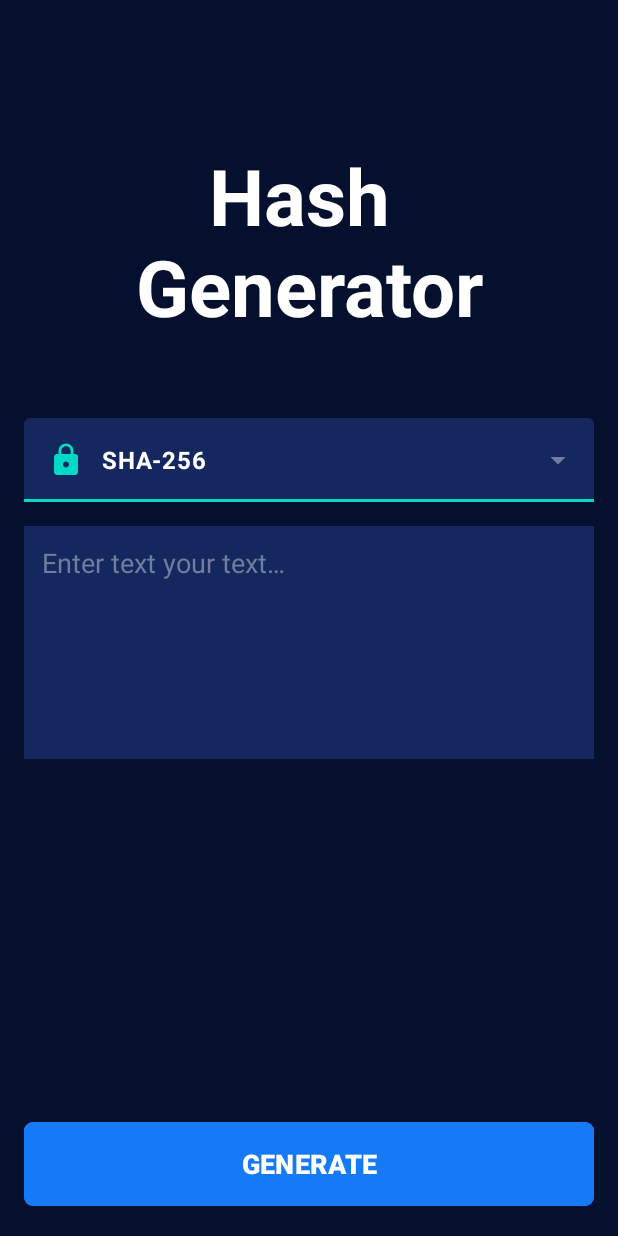
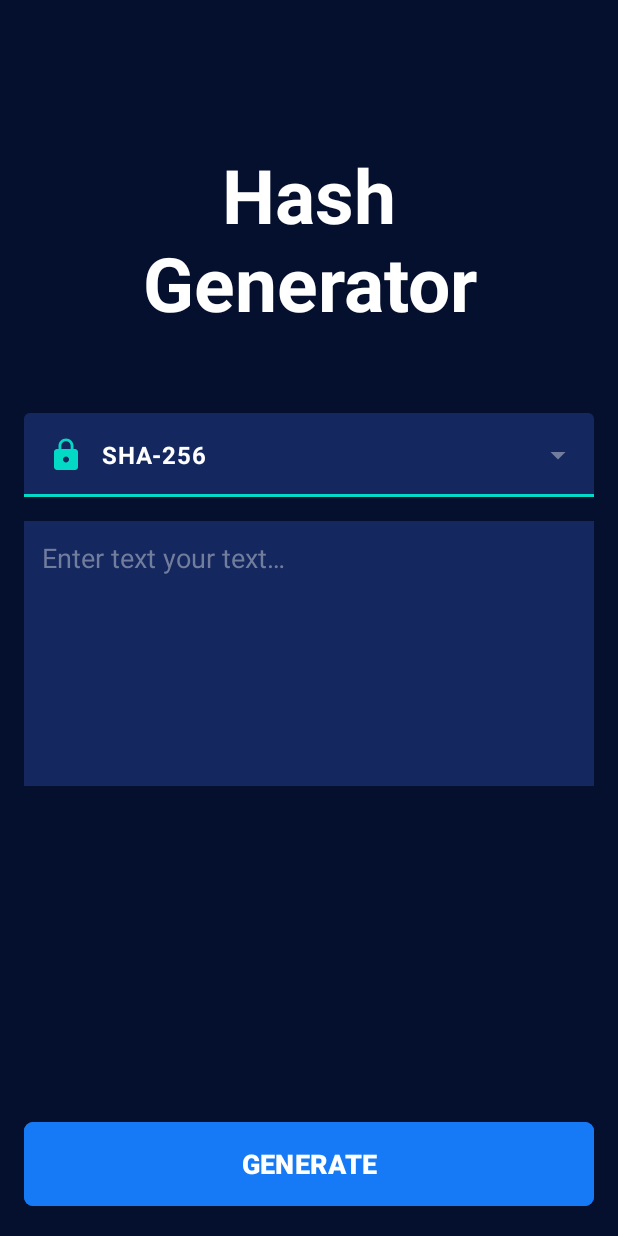
Before and after one commit to azadevs/HashGen, an Android app: the screen it shows after launch (MainActivity), on a phone screen of 412 x 824 dp. Run offline under Robolectric (Android 15) with nearby library versions, the phone set to English and light mode, and no system bars.

Commit message:
Changed title size and title text in fragment_home.xml

```diff
--- a/app/src/main/res/layout/fragment_home.xml
+++ b/app/src/main/res/layout/fragment_home.xml
@@ -11,10 +11,11 @@
         android:id="@+id/tvTitle"
         android:layout_width="match_parent"
         android:layout_height="wrap_content"
+        android:layout_marginHorizontal="16dp"
         android:text="@string/text_hash_generator"
         android:textAlignment="center"
         android:textColor="@color/white"
-        android:textSize="52sp"
+        android:textSize="50sp"
         android:textStyle="bold"
         app:layout_constraintBottom_toBottomOf="parent"
         app:layout_constraintTop_toTopOf="parent"
@@ -58,7 +59,7 @@
         android:hint="@string/text_enter_your"
         android:importantForAutofill="no"
         android:inputType="textMultiLine"
-        android:lines="6"
+        android:lines="7"
         android:padding="12dp"
         android:textColor="@color/white"
         android:textColorHint="@color/gray"
--- a/app/src/main/res/values/strings.xml
+++ b/app/src/main/res/values/strings.xml
@@ -2,7 +2,7 @@
     <string name="app_name">HashGen</string>
     <!-- TODO: Remove or change this placeholder text -->
     <string name="hello_blank_fragment">Hello blank fragment</string>
-    <string name="text_hash_generator">Hash \nGenerator</string>
+    <string name="text_hash_generator">Hash Generator</string>
     <string name="text_enter_your">Enter text your text…</string>
     <string name="text_generate">GENERATE</string>
     <string name="text_sha_256">SHA-256</string>
```
